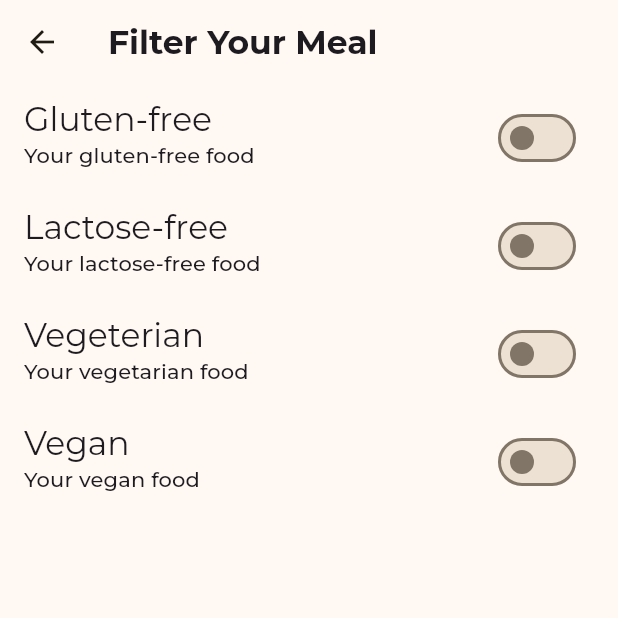
After one commit to videlleudeh/mealcipe_app, a Flutter app: the FilterScreen screen opened directly, on a phone screen of 412 x 824 dp, the top half of it. The commit adds this screen. Run offline on Flutter 3.47's test engine with Material 3 defaults, Android fonts, the phone set to English and light mode, and no system bars; our stand-ins replace google_fonts, transparent_image.

Commit message:
adding filter screen

```diff
--- /dev/null
+++ b/lib/screens/filter_screen.dart
@@ -0,0 +1,98 @@
+import 'package:flutter/material.dart';
+
+class FilterScreen extends StatefulWidget {
+  const FilterScreen({super.key});
+
+  @override
+  State<FilterScreen> createState() => _FilterScreenState();
+}
+
+class _FilterScreenState extends State<FilterScreen> {
+  var _glutenFreeFilter = false;
+  var _lactoseFreeFilter = false;
+  var _vegetarianFilter = false;
+  var _veganFilter = false;
+
+  @override
+  Widget build(BuildContext context) {
+    return Scaffold(
+      appBar: AppBar(
+        title: Text(
+          "Filter Your Meal",
+          style: Theme.of(
+            context,
+          ).textTheme.titleLarge!.copyWith(fontWeight: FontWeight.bold),
+        ),
+      ),
+      body: Column(
+        children: [
+          SwitchListTile(
+            value: _glutenFreeFilter,
+            onChanged: (isExisting) {
+              setState(() {
+                _glutenFreeFilter = isExisting;
+              });
+            },
+            title: Text(
+              "Gluten-free",
+              style: Theme.of(context).textTheme.titleLarge,
+            ),
+            subtitle: Text(
+              "Your gluten-free food",
+              style: Theme.of(context).textTheme.labelLarge,
+            ),
+            activeColor: Theme.of(context).colorScheme.tertiary,
+          ),
+          SwitchListTile(
+            value: _lactoseFreeFilter,
+            onChanged: (isExisting) {
+              setState(() {
+                _lactoseFreeFilter = isExisting;
+              });
+            },
+            title: Text(
+              "Lactose-free",
+              style: Theme.of(context).textTheme.titleLarge,
+            ),
+            subtitle: Text(
+              "Your lactose-free food",
+              style: Theme.of(context).textTheme.labelLarge,
+            ),
+            activeColor: Theme.of(context).colorScheme.tertiary,
+          ),
+          SwitchListTile(
+            value: _vegetarianFilter,
+            onChanged: (isExisting) {
+              setState(() {
+                _vegetarianFilter = isExisting;
+              });
+            },
+            title: Text(
+              "Vegeterian",
+              style: Theme.of(context).textTheme.titleLarge,
+            ),
+            subtitle: Text(
+              "Your vegetarian food",
+              style: Theme.of(context).textTheme.labelLarge,
+            ),
+            activeColor: Theme.of(context).colorScheme.tertiary,
+          ),
+          SwitchListTile(
+            value: _veganFilter,
+            onChanged: (isExisting) {
+              setState(() {
+                _veganFilter = isExisting;
+              });
+            },
+            title: Text("Vegan", style: Theme.of(context).textTheme.titleLarge),
+            subtitle: Text(
+              "Your vegan food",
+              style: Theme.of(context).textTheme.labelLarge,
+            ),
+            activeColor: Theme.of(context).colorScheme.tertiary,
+          ),
+        ],
+      ),
+    );
+  }
+}
--- a/lib/screens/main_screen.dart
+++ b/lib/screens/main_screen.dart
@@ -2,6 +2,7 @@ import 'package:flutter/material.dart';
 
 import 'package:mealcipe_app/model/meals.dart';
 import 'package:mealcipe_app/screens/category_screen.dart';
+import 'package:mealcipe_app/screens/filter_screen.dart';
 import 'package:mealcipe_app/screens/meals_screen.dart';
 import 'package:mealcipe_app/widgets/drawer.dart';
 
@@ -37,9 +38,11 @@ class _MainScreenState extends State<MainScreen> {
   }
 
   void _selectedListTile(String identifier) {
+    Navigator.of(context).pop();
     if (identifier == "filter") {
-    } else {
-      Navigator.of(context).pop();
+      Navigator.of(
+        context,
+      ).push(MaterialPageRoute(builder: ((cntxt) => FilterScreen())));
     }
   }
 
```
